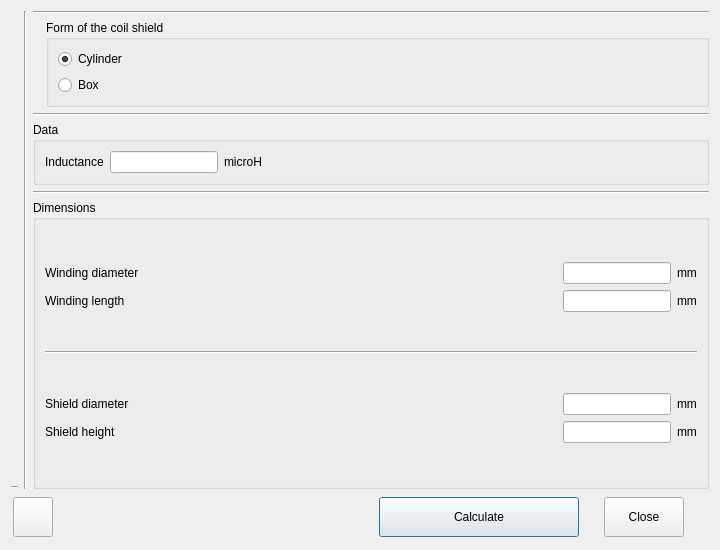
Old version of the form shield.ui in the repository radioacoustick/Coil64.
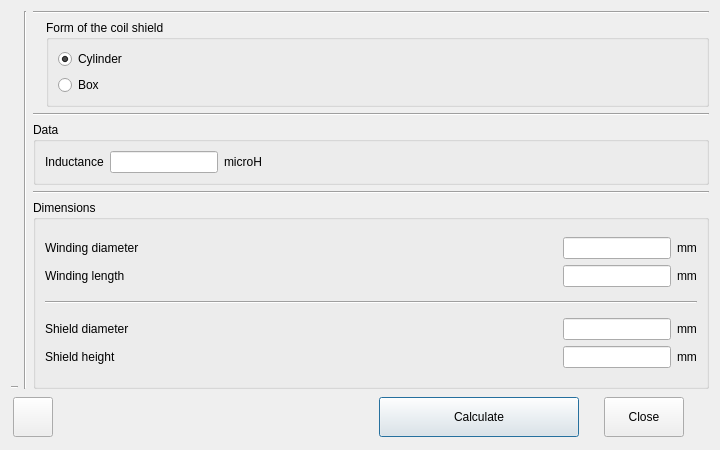
New version of the form. Icons and pictures are not drawn.

```diff
--- a/shield.ui
+++ b/shield.ui
@@ -10,7 +10,7 @@
     <x>0</x>
     <y>0</y>
     <width>720</width>
-    <height>550</height>
+    <height>450</height>
    </rect>
   </property>
   <property name="sizePolicy">
```
